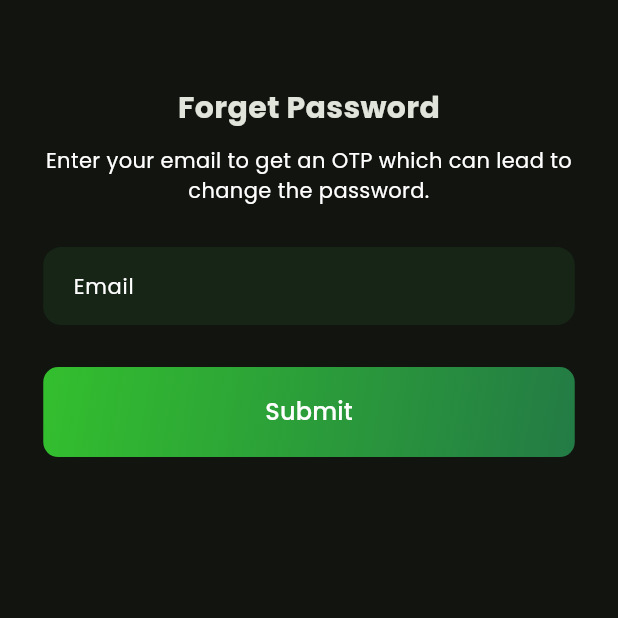
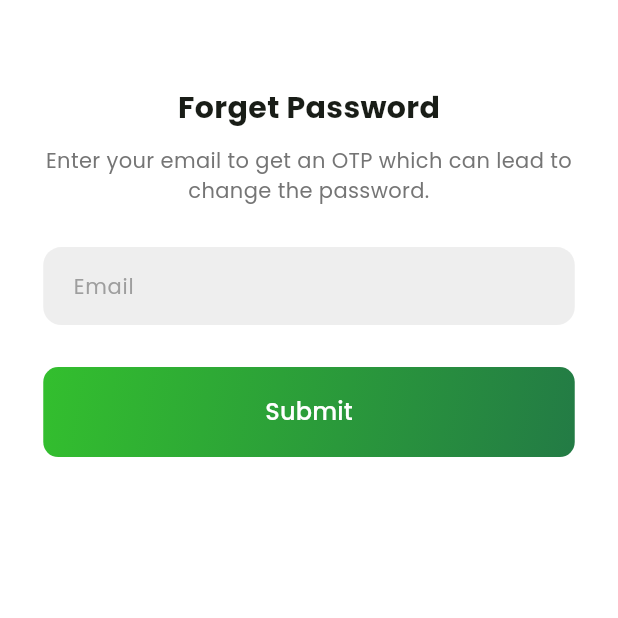
Before and after one commit to offfahad/hire-service-hub, a Flutter app: the screen it shows after launch, after a tap on "Get Started", after a tap on "Forget Password?", on a phone screen of 412 x 824 dp, the top half of it. Run offline on Flutter 3.47's test engine with Material 3 defaults, Android fonts, the phone set to English and light mode, and no system bars; our stand-ins replace cached_network_image, carousel_slider, connectivity_plus, country_picker, font_awesome_flutter, google_fonts and 6 more; missing offline and left inert: carded; accounts and stored records are empty; network calls fail.

```diff
--- a/lib/main.dart
+++ b/lib/main.dart
@@ -4,6 +4,7 @@ import 'package:e_commerce/providers/authentication/forget_password_provider.dar
 import 'package:e_commerce/providers/authentication/login_provider.dart';
 import 'package:e_commerce/providers/authentication/registration_provider.dart';
 import 'package:e_commerce/providers/category/category_provider.dart';
+import 'package:e_commerce/providers/orders/orders_provider.dart';
 import 'package:e_commerce/providers/profile_updation/profile_updation_provider.dart';
 import 'package:e_commerce/providers/profile_updation/update_password_provider.dart';
 import 'package:e_commerce/providers/service/service_filter_provider.dart';
@@ -50,6 +51,7 @@ class _MyAppState extends State<MyApp> {
         ChangeNotifierProvider(create: (_) => ProfileUpdationProvider()),
         ChangeNotifierProvider(create: (_) => ServiceProvider()),
         ChangeNotifierProvider(create: (_) => FilterProvider()),
+        ChangeNotifierProvider(create: (_) => OrderProvider(),),
       ],
       child: MaterialApp(
         navigatorKey: navigatorKey,
@@ -58,7 +60,7 @@ class _MyAppState extends State<MyApp> {
         title: 'E-Services',
         theme: AppTheme.lightTheme,
         darkTheme: AppTheme.darkTheme,
-        themeMode: ThemeMode.dark,
+        themeMode: ThemeMode.light,
         home: const SplashScreen(),
       ),
     );
--- a/lib/providers/orders/orders_provider.dart
+++ b/lib/providers/orders/orders_provider.dart
@@ -3,11 +3,9 @@ import 'package:e_commerce/repository/orders/orders_repository.dart';
 import 'package:flutter/material.dart';
 
 class OrderProvider with ChangeNotifier {
-  final OrderRepository _orderRepository;
+  final OrderRepository _orderRepository  = OrderRepository();
   bool _isLoading = false;
   String? _errorMessage;
-
-  OrderProvider(this._orderRepository);
 
   bool get isLoading => _isLoading;
   String? get errorMessage => _errorMessage;
--- a/lib/screens/service/service_detail_screen.dart
+++ b/lib/screens/service/service_detail_screen.dart
@@ -296,7 +296,7 @@ class _ServiceDetailsScreenState extends State<ServiceDetailsScreen> {
                     ],
                   ),
                   CustomElevatedButton(
-                    width: 70,
+                    width: 200,
                     height: 50,
                     backgroundColor: AppTheme.fMainColor,
                     foregroundColor: Colors.white,
--- a/lib/screens/service/update_service_screen.dart
+++ b/lib/screens/service/update_service_screen.dart
@@ -45,6 +45,7 @@ class _UpdateServiceScreenState extends State<UpdateServiceScreen> {
           DateFormat('yyyy-MM-dd').format(service.startTime!);
       serivceProvider.endTimeController.text =
           DateFormat('yyyy-MM-dd').format(service.endTime!);
+      serivceProvider.toggleAvailability(serivceProvider.isAvailable);
     });
   }
 
```
Also changed, not shown: 1 other file.
